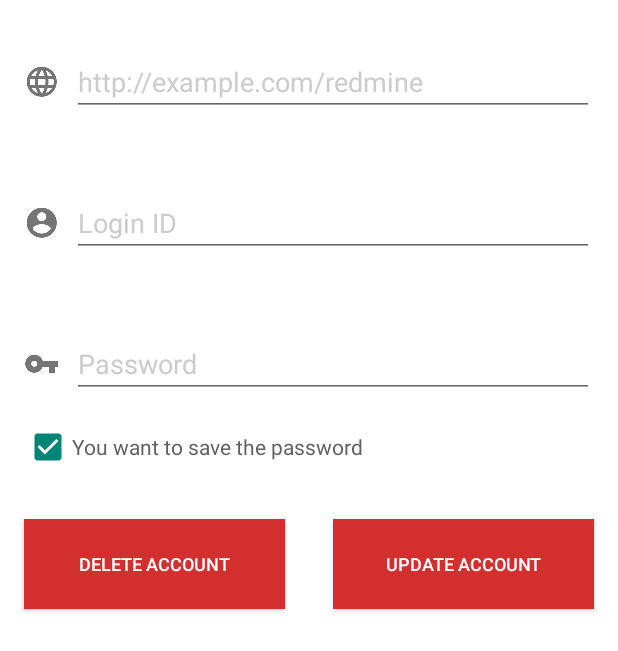
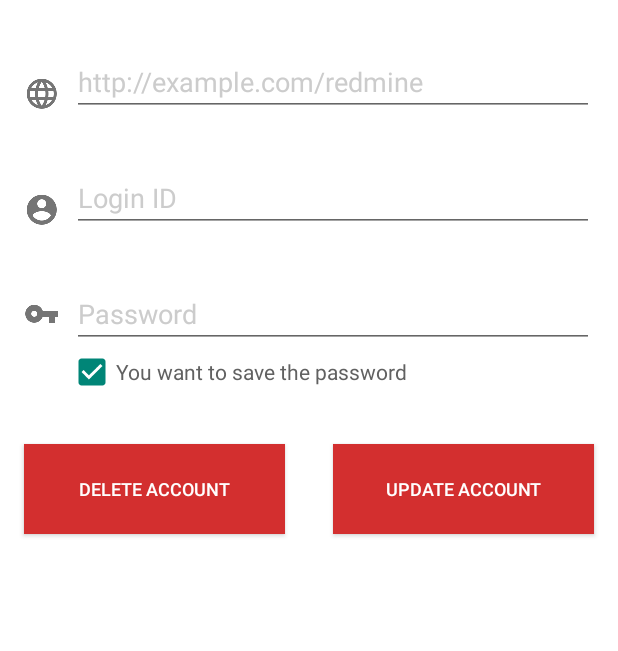
Before and after one commit to o-mr/RedmineSweeper, an Android app: the layout activity_account_settings.xml on its own in the app's theme, with its tools: preview values and no code run, on a phone screen of 412 x 824 dp. Shown: the top 651 px of the screen. Run offline under Robolectric (Android 15) with nearby library versions, the phone set to English and light mode, and no system bars.

Commit message:
エラー表示の修正

```diff
--- a/app/src/main/java/com/kz/redminesweeper/MainActivity.java
+++ b/app/src/main/java/com/kz/redminesweeper/MainActivity.java
@@ -15,7 +15,6 @@ import android.util.Log;
 import android.support.v4.widget.DrawerLayout;
 import android.view.MenuItem;
 import android.widget.FrameLayout;
-import android.widget.LinearLayout;
 
 import com.kz.redminesweeper.adapter.IssueListPagerAdapter;
 import com.kz.redminesweeper.account.Account;
--- a/app/src/main/java/com/kz/redminesweeper/RmSApplication.java
+++ b/app/src/main/java/com/kz/redminesweeper/RmSApplication.java
@@ -5,7 +5,6 @@ import android.util.Log;
 
 import com.kz.redminesweeper.account.AccountManager;
 import com.kz.redminesweeper.rest.RedmineRestHelper;
-import com.kz.redminesweeper.rest.RedmineRestService;
 
 import org.androidannotations.annotations.AfterInject;
 import org.androidannotations.annotations.Bean;
--- a/app/src/main/java/com/kz/redminesweeper/fragment/IssueListFragment.java
+++ b/app/src/main/java/com/kz/redminesweeper/fragment/IssueListFragment.java
@@ -28,7 +28,6 @@ import com.kz.redminesweeper.view.BlankWall_;
 
 import org.androidannotations.annotations.AfterViews;
 import org.androidannotations.annotations.App;
-import org.androidannotations.annotations.Background;
 import org.androidannotations.annotations.EFragment;
 import org.androidannotations.annotations.FragmentArg;
 import org.androidannotations.annotations.UiThread;
--- a/app/src/main/java/com/kz/redminesweeper/rest/RedmineRestHelper.java
+++ b/app/src/main/java/com/kz/redminesweeper/rest/RedmineRestHelper.java
@@ -53,7 +53,7 @@ public class RedmineRestHelper {
                 Log.e(getClass().getName(), new Throwable().getStackTrace()[0].getMethodName(), e);
                 Throwable ecase = e.getCause();
                 if (ecase instanceof ConnectException) {
-                    executor.onFailed(RestError.NETWORK, R.string.label_msg_error_ntework, e);
+                    executor.onFailed(RestError.NETWORK, R.string.label_msg_error_network, e);
                 } else if (e instanceof HttpClientErrorException) {
                     HttpClientErrorException exception = (HttpClientErrorException) e;
                     if (exception.getStatusCode() == HttpStatus.REQUEST_TIMEOUT) {
--- a/app/src/main/res/layout/activity_account_settings.xml
+++ b/app/src/main/res/layout/activity_account_settings.xml
@@ -43,6 +43,7 @@
                     android:id="@+id/url_text"
                     android:layout_width="match_parent"
                     android:layout_height="wrap_content"
+                    android:layout_marginBottom="16dp"
                     android:hint="@string/hint_url_text"
                     android:inputType="textUri"
                     android:textColor="@color/text_standard"
@@ -50,17 +51,6 @@
                  />
 
             </LinearLayout>
-
-            <TextView
-                android:id="@+id/url_error_label"
-                android:layout_width="wrap_content"
-                android:layout_height="wrap_content"
-                android:layout_marginBottom="16dp"
-                android:layout_marginLeft="48dp"
-                android:textSize="12dp"
-                android:textColor="@color/text_error"
-                />
-
 
             <LinearLayout
                 android:orientation="horizontal"
@@ -82,22 +72,13 @@
                     android:id="@+id/login_id_text"
                     android:layout_width="match_parent"
                     android:layout_height="wrap_content"
+                    android:layout_marginBottom="16dp"
                     android:hint="@string/hint_login_id_text"
                     android:inputType="textEmailAddress"
                     android:textColor="@color/text_standard"
                     android:textColorHint="@color/text_hint"
                     />
             </LinearLayout>
-
-            <TextView
-                android:id="@+id/login_id_error_label"
-                android:layout_width="wrap_content"
-                android:layout_height="wrap_content"
-                android:layout_marginBottom="16dp"
-                android:layout_marginLeft="48dp"
-                android:textSize="12dp"
-                android:textColor="@color/text_error"
-                />
 
             <LinearLayout
                 android:orientation="horizontal"
@@ -126,20 +107,11 @@
                     />
             </LinearLayout>
 
-            <TextView
-                android:id="@+id/password_error_label"
-                android:layout_width="wrap_content"
-                android:layout_height="wrap_content"
-                android:layout_marginLeft="48dp"
-                android:textSize="12dp"
-                android:textColor="@color/text_error"
-                />
-
             <CheckBox
                 android:id="@+id/save_password_check"
                 android:layout_width="wrap_content"
                 android:layout_height="wrap_content"
-                android:layout_marginLeft="16dp"
+                android:layout_marginLeft="45dp"
                 android:layout_marginBottom="16dp"
                 android:text="@string/hint_password_save_check"
                 android:checked="true"
```
Also changed, not shown: app/src/main/java/com/kz/redminesweeper/AccountSettingsActivity.java (+26 -5 lines), 1 other file.
